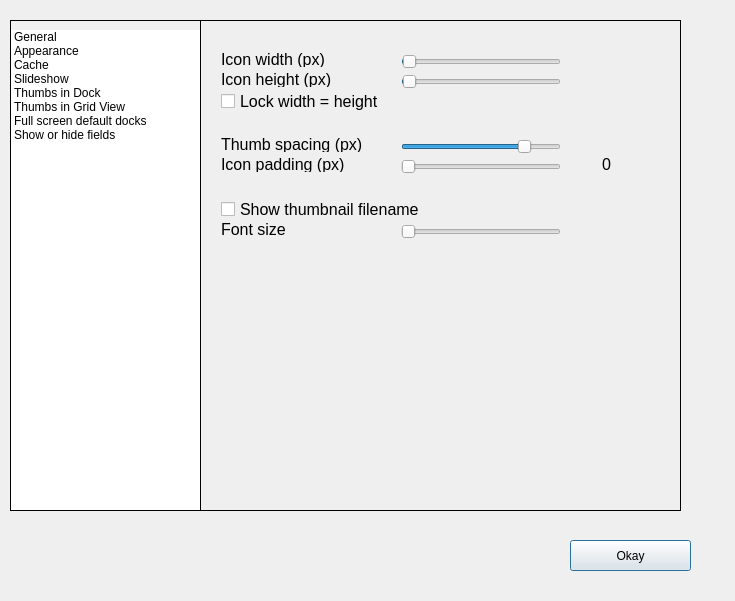
Qt form Dialogs/prefdlg.ui (towhee/Winnow64) before a commit.
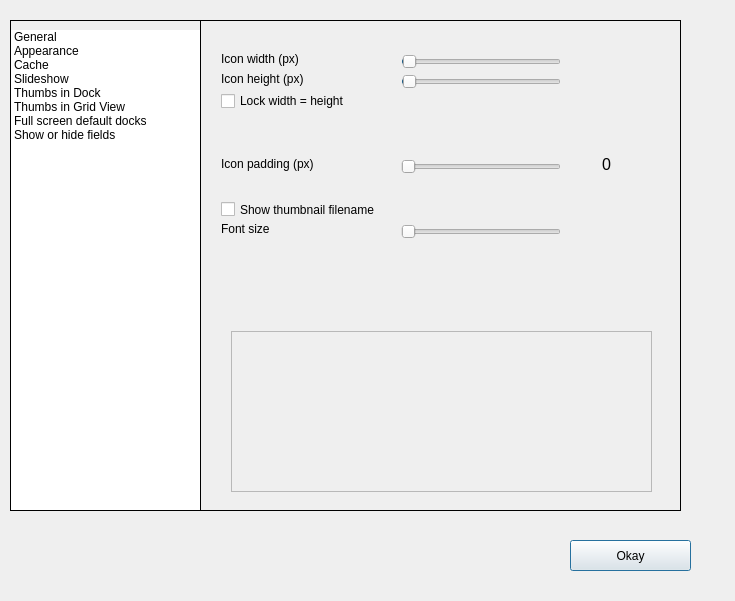
The same form after that commit. The open tabs and pages were chosen to show the change.

Diff of the .ui file:
```diff
--- a/Dialogs/prefdlg.ui
+++ b/Dialogs/prefdlg.ui
@@ -1593,15 +1593,15 @@
     <widget class="QLabel" name="label_14">
      <property name="geometry">
       <rect>
-       <x>20</x>
-       <y>115</y>
+       <x>100</x>
+       <y>400</y>
        <width>151</width>
-       <height>16</height>
+       <height>22</height>
       </rect>
      </property>
      <property name="font">
       <font>
-       <pointsize>12</pointsize>
+       <pointsize>9</pointsize>
       </font>
      </property>
      <property name="text">
@@ -1619,7 +1619,7 @@
      </property>
      <property name="font">
       <font>
-       <pointsize>12</pointsize>
+       <pointsize>9</pointsize>
       </font>
      </property>
      <property name="text">
@@ -1682,7 +1682,7 @@
      </property>
      <property name="font">
       <font>
-       <pointsize>12</pointsize>
+       <pointsize>9</pointsize>
       </font>
      </property>
      <property name="text">
@@ -1761,8 +1761,8 @@
     <widget class="QSlider" name="thumbSpacingSlider_2">
      <property name="geometry">
       <rect>
-       <x>200</x>
-       <y>115</y>
+       <x>280</x>
+       <y>400</y>
        <width>160</width>
        <height>22</height>
       </rect>
@@ -1814,7 +1814,7 @@
      </property>
      <property name="font">
       <font>
-       <pointsize>12</pointsize>
+       <pointsize>9</pointsize>
       </font>
      </property>
      <property name="text">
@@ -1877,7 +1877,7 @@
      </property>
      <property name="font">
       <font>
-       <pointsize>12</pointsize>
+       <pointsize>9</pointsize>
       </font>
      </property>
      <property name="text">
@@ -1895,7 +1895,7 @@
      </property>
      <property name="font">
       <font>
-       <pointsize>12</pointsize>
+       <pointsize>9</pointsize>
       </font>
      </property>
      <property name="text">
@@ -1937,13 +1937,32 @@
      </property>
      <property name="font">
       <font>
-       <pointsize>12</pointsize>
+       <pointsize>9</pointsize>
       </font>
      </property>
      <property name="text">
       <string>Font size</string>
      </property>
     </widget>
+    <widget class="QFrame" name="frame_4">
+     <property name="geometry">
+      <rect>
+       <x>30</x>
+       <y>310</y>
+       <width>421</width>
+       <height>161</height>
+      </rect>
+     </property>
+     <property name="autoFillBackground">
+      <bool>true</bool>
+     </property>
+     <property name="frameShape">
+      <enum>QFrame::StyledPanel</enum>
+     </property>
+     <property name="frameShadow">
+      <enum>QFrame::Raised</enum>
+     </property>
+    </widget>
    </widget>
    <widget class="QWidget" name="pageFullScreen">
     <widget class="QLabel" name="fullScreenExplanationLbl">
```
Left out of the diff: 2 changed lines with no effect on the pictures.
